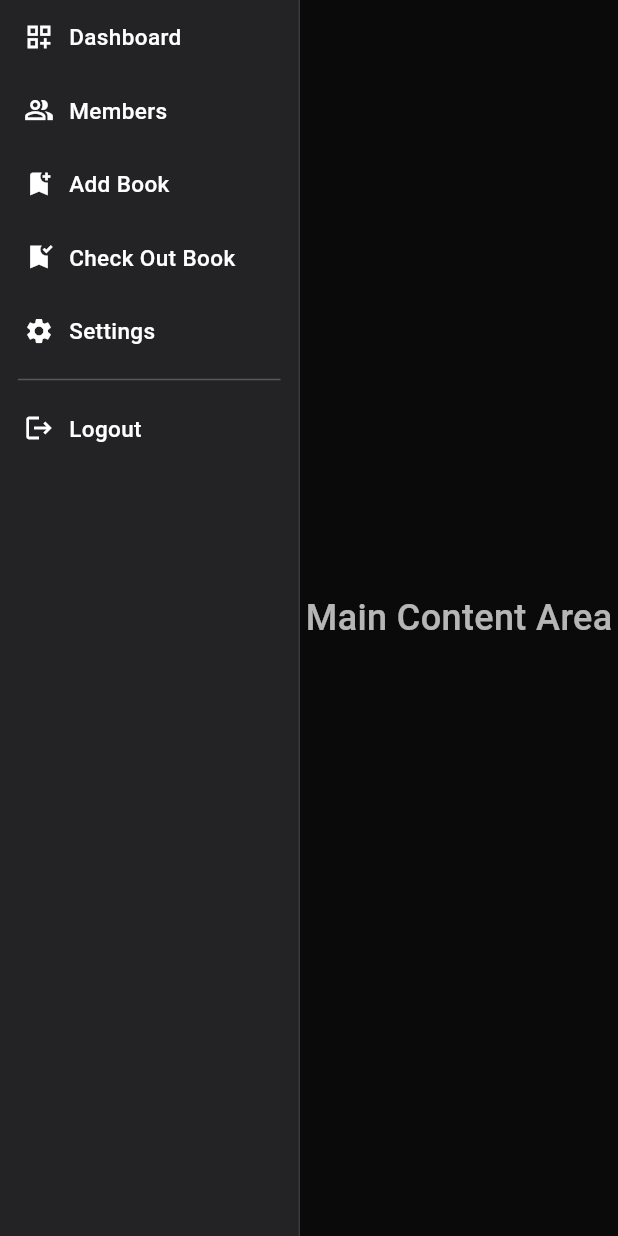
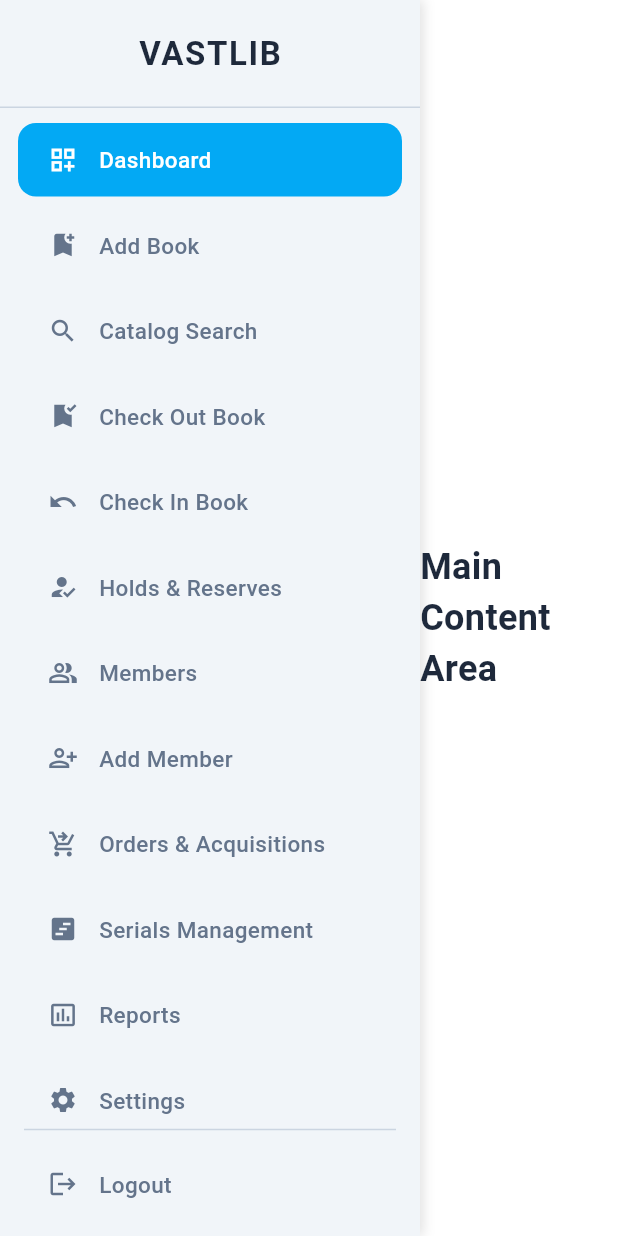
Before and after one commit to DeveloperAromal/vastlib, a Flutter app: the DashboardScreen screen opened by its route, on a phone screen of 412 x 824 dp. Run offline on Flutter 3.47's test engine with Material 3 defaults, Android fonts, the phone set to English and light mode, and no system bars.

```diff
--- a/lib/src/screens/dashboard_screen.dart
+++ b/lib/src/screens/dashboard_screen.dart
@@ -7,18 +7,18 @@ class DashboardScreen extends StatelessWidget {
   @override
   Widget build(BuildContext context) {
     return const Scaffold(
-      backgroundColor: Color(0xFF0A0A0A), // Tailwind neutral-900
+      backgroundColor: Color(0xFFFFFFFF), // Main content area: white
       body: Row(
         children: [
-          Sidebar(),
+          Sidebar(), // Light sidebar already styled
           Expanded(
             child: Center(
               child: Text(
                 "Main Content Area",
                 style: TextStyle(
                   fontSize: 24,
-                  color: Colors.white70,
-                  fontWeight: FontWeight.w500,
+                  color: Color(0xFF1E293B), // Tailwind slate-800
+                  fontWeight: FontWeight.w600,
                 ),
               ),
             ),
--- a/lib/src/widgets/sidebar.dart
+++ b/lib/src/widgets/sidebar.dart
@@ -5,61 +5,188 @@ class Sidebar extends StatelessWidget {
 
   @override
   Widget build(BuildContext context) {
+    final currentRoute = ModalRoute.of(context)?.settings.name ?? "";
+
     return Container(
-      width: 200,
-      decoration: BoxDecoration(
-        color: const Color(0xFF232325),
-        border: const Border(
-          right: BorderSide(color: Colors.white10, width: 1),
-        ),
+      width: 280,
+      decoration: const BoxDecoration(
+        color: Color(0xFFF1F5F9),
+        boxShadow: [
+          BoxShadow(
+            color: Colors.black12,
+            blurRadius: 6,
+            offset: Offset(2, 0),
+          ),
+        ],
       ),
       child: Column(
-        children: const [
-          SideBtn(title: "Dashboard", icon: Icons.dashboard_customize_outlined),
-          SideBtn(title: "Members", icon: Icons.people_alt_outlined),
-          SideBtn(title: "Add Book", icon: Icons.bookmark_add),
-          SideBtn(title: "Check Out Book", icon: Icons.bookmark_added_sharp),
-          SideBtn(title: "Settings", icon: Icons.settings),
-          Divider(
-              color: Colors.white24, thickness: 1, indent: 12, endIndent: 12),
-          SideBtn(title: "Logout", icon: Icons.logout),
+        children: [
+          const Padding(
+            padding: EdgeInsets.symmetric(vertical: 20.0),
+            child: Text(
+              "VASTLIB",
+              style: TextStyle(
+                color: Color(0xFF1E293B),
+                fontSize: 22,
+                fontWeight: FontWeight.bold,
+                letterSpacing: 1.1,
+              ),
+            ),
+          ),
+          const Divider(color: Color(0xFFCBD5E1), height: 1),
+          Expanded(
+            child: ListView(
+              children: [
+                const SizedBox(height: 6),
+                SideBtn(
+                    title: "Dashboard",
+                    icon: Icons.dashboard_customize_outlined,
+                    currentRoute: currentRoute,
+                    routeName: "/dashboard"),
+                SideBtn(
+                    title: "Add Book",
+                    icon: Icons.bookmark_add,
+                    currentRoute: currentRoute,
+                    routeName: "/add-book"),
+                SideBtn(
+                    title: "Catalog Search",
+                    icon: Icons.search,
+                    currentRoute: currentRoute,
+                    routeName: "/catalog-search"),
+                SideBtn(
+                    title: "Check Out Book",
+                    icon: Icons.bookmark_added_sharp,
+                    currentRoute: currentRoute,
+                    routeName: "/checkout"),
+                SideBtn(
+                    title: "Check In Book",
+                    icon: Icons.undo,
+                    currentRoute: currentRoute,
+                    routeName: "/checkin"),
+                SideBtn(
+                    title: "Holds & Reserves",
+                    icon: Icons.how_to_reg,
+                    currentRoute: currentRoute,
+                    routeName: "/holds"),
+                SideBtn(
+                    title: "Members",
+                    icon: Icons.people_alt_outlined,
+                    currentRoute: currentRoute,
+                    routeName: "/members"),
+                SideBtn(
+                    title: "Add Member",
+                    icon: Icons.person_add_alt,
+                    currentRoute: currentRoute,
+                    routeName: "/add-member"),
+                SideBtn(
+                    title: "Orders & Acquisitions",
+                    icon: Icons.shopping_cart_checkout,
+                    currentRoute: currentRoute,
+                    routeName: "/acquisitions"),
+                SideBtn(
+                    title: "Serials Management",
+                    icon: Icons.view_timeline,
+                    currentRoute: currentRoute,
+                    routeName: "/serials"),
+                SideBtn(
+                    title: "Reports",
+                    icon: Icons.insert_chart_outlined,
+                    currentRoute: currentRoute,
+                    routeName: "/reports"),
+                SideBtn(
+                    title: "Settings",
+                    icon: Icons.settings,
+                    currentRoute: currentRoute,
+                    routeName: "/settings"),
+                SideBtn(
+                    title: "User Management",
+                    icon: Icons.manage_accounts,
+                    currentRoute: currentRoute,
+                    routeName: "/users"),
+              ],
+            ),
+          ),
+          const Divider(
+              color: Color(0xFFCBD5E1),
+              thickness: 1,
+              indent: 16,
+              endIndent: 16),
+          SideBtn(
+              title: "Logout",
+              icon: Icons.logout,
+              currentRoute: currentRoute,
+              routeName: "/logout"),
+          const SizedBox(height: 6),
         ],
       ),
     );
   }
 }
 
-
-class SideBtn extends StatelessWidget {
+class SideBtn extends StatefulWidget {
   final String title;
   final IconData icon;
+  final String currentRoute;
+  final String routeName;
 
-  const SideBtn({required this.title, required this.icon, super.key});
+  const SideBtn({
+    required this.title,
+    required this.icon,
+    required this.currentRoute,
+    required this.routeName,
+    super.key,
+  });
+
+  @override
+  State<SideBtn> createState() => _SideBtnState();
+}
+class _SideBtnState extends State<SideBtn> {
+  bool isHovering = false;
 
   @override
   Widget build(BuildContext context) {
-    final currentRoute = ModalRoute.of(context)?.settings.name;
+    final bool isActive = widget.currentRoute == widget.routeName;
 
+    Color backgroundColor = isActive
+        ? Colors.lightBlue.shade500
+        : isHovering
+            ? const Color(0xFFE2E8F0)
+            : Colors.transparent;
 
-
+    Color contentColor = isActive
+        ? Colors.white
+        : isHovering
+            ? const Color(0xFF334155)
+            : const Color(0xFF64748B);
 
     return MouseRegion(
+      onEnter: (_) => setState(() => isHovering = true),
+      onExit: (_) => setState(() => isHovering = false),
       cursor: SystemMouseCursors.click,
       child: GestureDetector(
         onTap: () {
-          print("Current Route: $currentRoute");
+          if (widget.routeName != widget.currentRoute) {
+            Navigator.pushNamed(context, widget.routeName);
+          }
         },
-        child: Padding(
-          padding: const EdgeInsets.symmetric(horizontal: 16, vertical: 14),
+        child: AnimatedContainer(
+          duration: const Duration(milliseconds: 200),
+          curve: Curves.easeInOut,
+          padding: const EdgeInsets.symmetric(horizontal: 20, vertical: 14),
+          margin: const EdgeInsets.symmetric(horizontal: 12, vertical: 4),
+          decoration: BoxDecoration(
+            color: backgroundColor,
+            borderRadius: BorderRadius.circular(12),
+          ),
           child: Row(
             children: [
-              Icon(icon, color: Colors.white, size: 20),
-              const SizedBox(width: 10),
+              Icon(widget.icon, color: contentColor, size: 20),
+              const SizedBox(width: 14),
               Text(
-                title,
-                style: const TextStyle(
+                widget.title,
+                style: TextStyle(
                   fontSize: 15,
-                  color: Colors.white,
+                  color: contentColor,
                   fontWeight: FontWeight.w500,
                 ),
               ),
```
Also changed, not shown: 103 other files.
